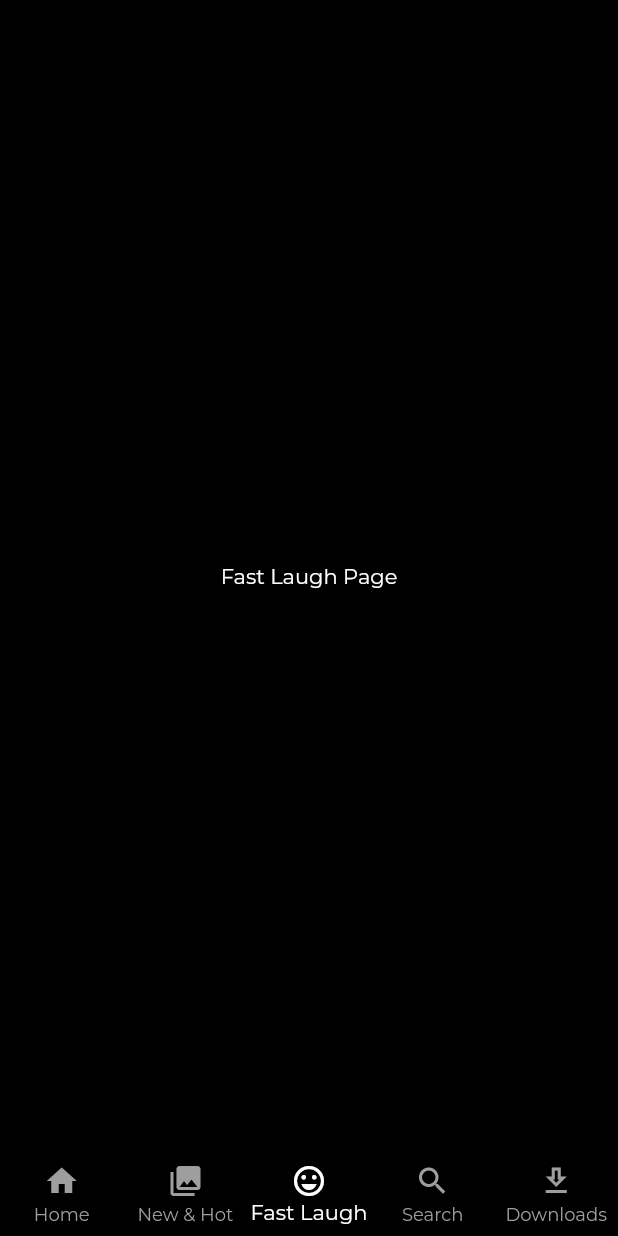
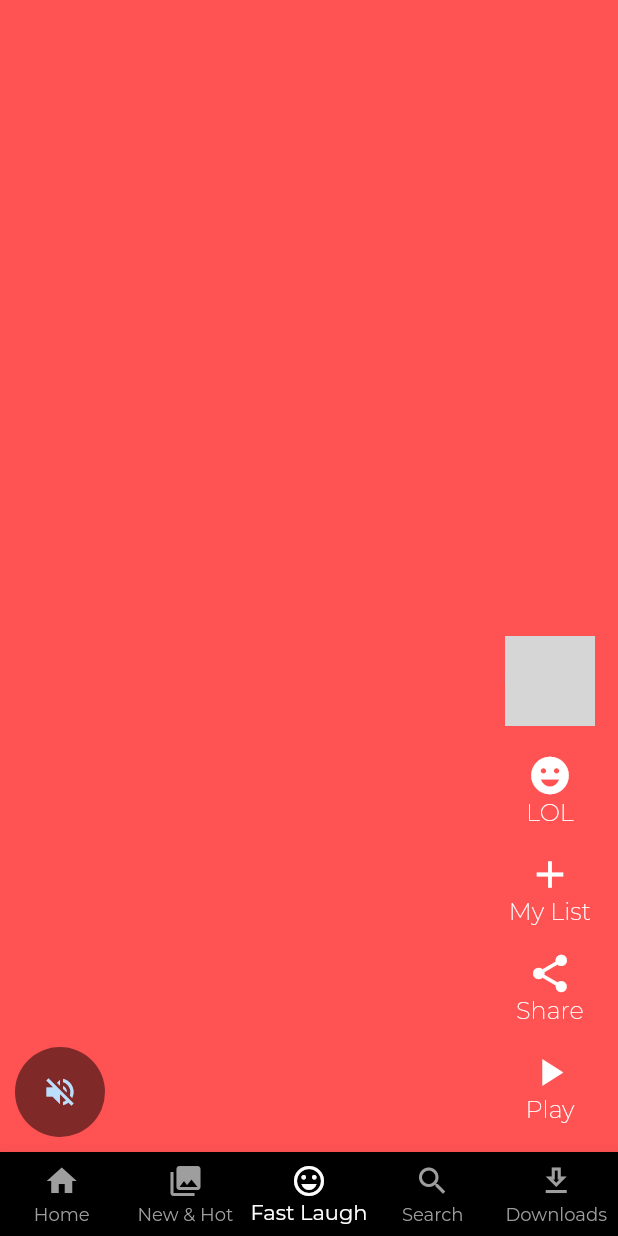
Before and after one commit to Shahanaj2000/NETFLIX, a Flutter app: the screen it shows after launch, item 3 of the bottom bar chosen, on a phone screen of 412 x 824 dp. Run offline on Flutter 3.47's test engine with Material 2 defaults, Android fonts, the phone set to English and light mode, and no system bars; our stand-ins replace google_fonts; network calls fail; grey boxes are pictures that could not be loaded.

Commit message:
Fast Laugh Page UI completed!

```diff
--- a/lib/core/constants.dart
+++ b/lib/core/constants.dart
@@ -4,3 +4,5 @@ const kWidth = SizedBox(width: 10,);
 const kHeight = SizedBox(height: 10,);
 const kLVSHeight = SizedBox(height: 20,);
 const kLVSWidth = SizedBox(width: 20,);
+const kGVCHeight = SizedBox(height: 20,);
+const kGVCWidth = SizedBox(width: 20,);
--- a/lib/presentation/fast_laugh/screen_fast_laugh.dart
+++ b/lib/presentation/fast_laugh/screen_fast_laugh.dart
@@ -1,14 +1,19 @@
 import 'package:flutter/material.dart';
-
+import 'package:netflix/presentation/fast_laugh/widgets/video_list_item.dart';
 
 class ScreenFastLaugh extends StatelessWidget {
   const ScreenFastLaugh({super.key});
 
   @override
   Widget build(BuildContext context) {
-    return const Scaffold(
-      body: Center(
-        child: Text("Fast Laugh Page"),
+    return Scaffold(
+      body: SafeArea(
+        child: PageView(
+          scrollDirection: Axis.vertical,
+          children: List.generate(10, (index) {
+            return VideoListItem(index: index,);
+          },),
+        ),
       ),
     );
   }
--- /dev/null
+++ b/lib/presentation/fast_laugh/widgets/video_list_item.dart
@@ -0,0 +1,88 @@
+import 'package:flutter/material.dart';
+import 'package:netflix/core/colors.dart';
+
+class VideoListItem extends StatelessWidget {
+  final int index; // To display seperate color
+  const VideoListItem({
+    super.key,
+    required this.index,
+  });
+
+  @override
+  Widget build(BuildContext context) {
+    return Stack(
+      children: [
+        Container(
+          color: Colors.accents[index % Colors.accents.length],
+        ),
+        //! But
+        Align(
+          alignment: Alignment.bottomCenter,
+          child: Padding(
+            padding: const EdgeInsets.symmetric(horizontal: 10, vertical: 10),
+            child: Row(
+              crossAxisAlignment: CrossAxisAlignment.end,
+              mainAxisAlignment: MainAxisAlignment.spaceBetween,
+              children: [
+                //left side
+                CircleAvatar(
+
+                  backgroundColor: Colors.black.withOpacity(0.5),
+                  radius: 30,
+                  child: IconButton(
+                    //color: Colors.black,
+                    onPressed: () {
+
+                    },
+                    icon: const Icon(
+                      Icons.volume_off_sharp,
+                    ),
+                  ),
+                ),
+
+                //right side
+                Column(
+                  mainAxisAlignment: MainAxisAlignment.end,
+                  children: const [
+                    Padding(
+                      padding: EdgeInsets.symmetric(vertical: 10),
+                      child: CircleAvatar(
+                        backgroundImage: NetworkImage('https://upload.wikimedia.org/wikipedia/commons/3/34/Elon_Musk_Royal_Society_%28crop2%29.jpg'),
+                        radius: 30,
+                      ),
+                    ),
+                    VideoActionIcon(icon: Icons.emoji_emotions, title: 'LOL'),
+                    VideoActionIcon(icon: Icons.add, title: 'My List'),
+                    VideoActionIcon(icon: Icons.share, title: 'Share'),
+                    VideoActionIcon(icon: Icons.play_arrow, title: 'Play'),
+                  ],
+                ),
+              ],
+            ),
+          ),
+        ),
+      ],
+    );
+  }
+}
+
+//!  Icon Actions
+class VideoActionIcon extends StatelessWidget {
+
+  final IconData icon;
+  final String title;
+  const VideoActionIcon({super.key, required this.icon, required this.title});
+
+  @override
+  Widget build(BuildContext context) {
+    return Padding(
+      padding: const EdgeInsets.all(8.0),
+      child: Column(
+        children: [
+          Icon(icon, color: kWhiteColor, size: 30,),
+          Text(title, style: const TextStyle(fontSize: 16, color: kWhiteColor, fontWeight: FontWeight.w200),),
+        ],
+      ),
+    );
+  }
+}
--- a/lib/presentation/search/screeen_search.dart
+++ b/lib/presentation/search/screeen_search.dart
@@ -23,12 +23,9 @@ class ScreenSearch extends StatelessWidget {
                 suffixIcon: const Icon(CupertinoIcons.xmark_circle_fill, color: Colors.grey,),
                 style: const TextStyle(color: Colors.white),
               ),
-              kHeight,
+              kGVCHeight,
               //const Expanded(child: SearchIdle(),),
               const Expanded(child: SearchResultWidget(),),
-
-
-
             ],
           ),
         ),
--- a/lib/presentation/search/widgets/search_idel.dart
+++ b/lib/presentation/search/widgets/search_idel.dart
@@ -16,7 +16,7 @@ class SearchIdle extends StatelessWidget {
       crossAxisAlignment: CrossAxisAlignment.start,
       children: [
         const SearchTextTitle(title: 'Top Searches',),
-        kHeight,
+        kLVSHeight,
         //const TopSearcheItemTile(),
 
         //! takes max size
--- a/lib/presentation/search/widgets/search_result.dart
+++ b/lib/presentation/search/widgets/search_result.dart
@@ -14,7 +14,7 @@ class SearchResultWidget extends StatelessWidget {
       crossAxisAlignment: CrossAxisAlignment.start,
       children: [
         const SearchTextTitle(title: 'Movies & TV'),
-        kHeight,
+        kGVCHeight,
         Expanded(
           child: GridView.count(
             shrinkWrap: true,
```
Also changed, not shown: pubspec.yaml (+1 -6 lines), pubspec.lock, 1 other file.
